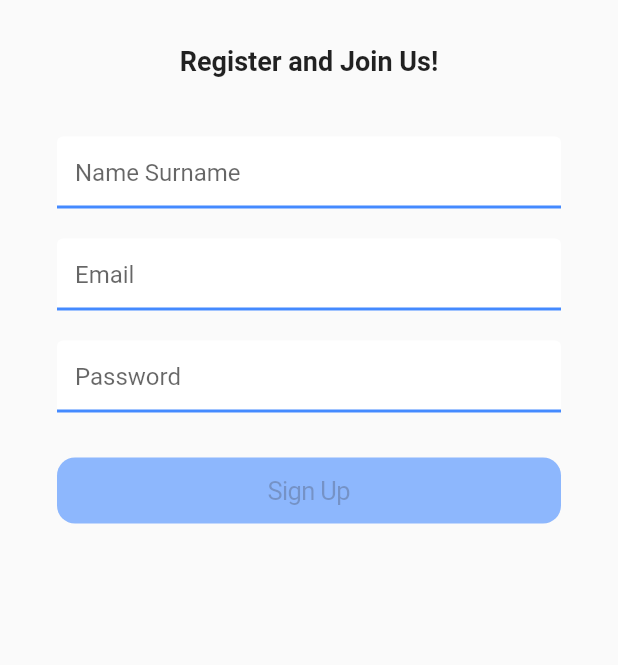
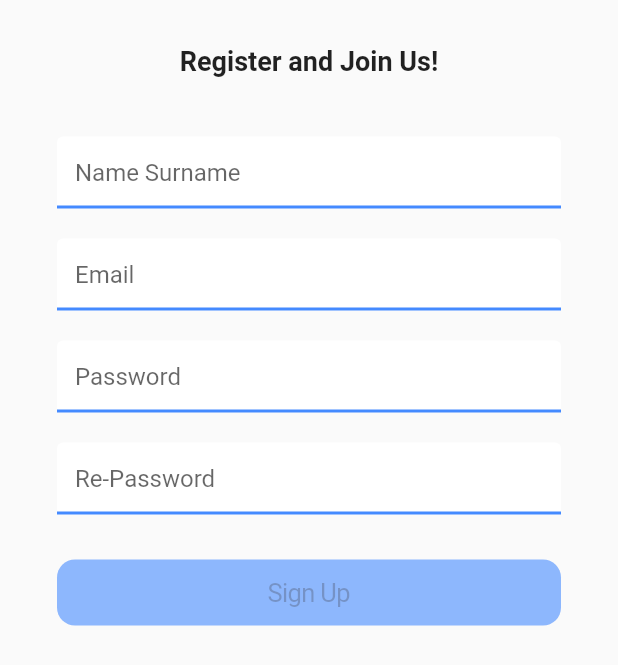
Before and after one commit to alperefesahin/cubit_login, a Flutter app: the SignUpPage screen opened directly, on a phone screen of 412 x 824 dp. Shown: the top 665 px of the screen. Run offline on Flutter 3.47's test engine with Material 2 defaults, Android fonts, the phone set to English and light mode, and no system bars; our stand-ins replace bloc, firebase_auth, firebase_core, flutter_bloc, flutter_signin_button, formz and 2 more; missing offline and left inert: cloud_firestore_web, firebase_auth_oauth, firebase_auth_oauth_web, firebase_auth_web, firebase_core_web, flow_builder and 1 more; accounts and stored records are empty.

Commit message:
Create re-password feature

```diff
--- a/lib/application/cubit/sign_up/sign_up_cubit.dart
+++ b/lib/application/cubit/sign_up/sign_up_cubit.dart
@@ -2,6 +2,7 @@ import 'package:bloc/bloc.dart';
 import 'package:bloc_login/domain/auth_models/email.dart';
 import 'package:bloc_login/domain/auth_models/name.dart';
 import 'package:bloc_login/domain/auth_models/password.dart';
+import 'package:bloc_login/domain/auth_models/re_password.dart';
 import 'package:firebase_auth/firebase_auth.dart';
 import 'package:flutter/services.dart';
 import 'package:formz/formz.dart';
@@ -19,7 +20,8 @@ class SignUpCubit extends Cubit<SignUpState> {
     final email = Email.dirty(value);
     emit(state.copyWith(
       email: email,
-      status: Formz.validate([state.name, email, state.password]),
+      status:
+          Formz.validate([state.name, email, state.password, state.rePassword]),
     ));
   }
 
@@ -27,7 +29,17 @@ class SignUpCubit extends Cubit<SignUpState> {
     final password = Password.dirty(value);
     emit(state.copyWith(
       password: password,
-      status: Formz.validate([state.name, state.email, password]),
+      status:
+          Formz.validate([state.name, state.email, password, state.rePassword]),
+    ));
+  }
+
+  void rePasswordChanged(String value) {
+    final rePassword = RePassword.dirty(value);
+    emit(state.copyWith(
+      rePassword: rePassword,
+      status:
+          Formz.validate([state.name, state.email, state.password, rePassword]),
     ));
   }
 
--- a/lib/application/cubit/sign_up/sign_up_state.dart
+++ b/lib/application/cubit/sign_up/sign_up_state.dart
@@ -2,10 +2,16 @@ part of 'sign_up_cubit.dart';
 
 @freezed
 class SignUpState with _$SignUpState {
+  const SignUpState._();
+
   const factory SignUpState.initial(
       {@Default(Email.pure()) Email email,
       @Default(Password.pure()) Password password,
+      @Default(RePassword.pure()) RePassword rePassword,
       @Default(FormzStatus.pure) FormzStatus status,
       @Default(Name.pure()) Name name,
       @Default('') String exceptionError}) = _Initial;
+
+  bool get isPasswordsMatch => password.value == rePassword.value;
+  bool get displaySignUpButton => status.isValidated && isPasswordsMatch;
 }
--- /dev/null
+++ b/lib/domain/auth_models/re_password.dart
@@ -0,0 +1,31 @@
+import 'package:formz/formz.dart';
+
+enum RePasswordValidationError { invalid, empty }
+
+class RePassword extends FormzInput<String, RePasswordValidationError> {
+  const RePassword.pure() : super.pure('');
+  const RePassword.dirty([String value = '']) : super.dirty(value);
+
+  static final _rePasswordRegExp = RegExp(r'^[A-Za-z\d@$!%*?&]{8,}$');
+
+  @override
+  RePasswordValidationError? validator(String value) {
+    if (value.isEmpty) {
+      return RePasswordValidationError.empty;
+    }
+    return _rePasswordRegExp.hasMatch(value)
+        ? null
+        : RePasswordValidationError.invalid;
+  }
+}
+
+extension Explanation on RePasswordValidationError {
+  String? get name {
+    switch (this) {
+      case RePasswordValidationError.invalid:
+        return "Invalid condition";
+      default:
+        return null;
+    }
+  }
+}
--- a/lib/presentation/forms/sign_up_form.dart
+++ b/lib/presentation/forms/sign_up_form.dart
@@ -37,6 +37,7 @@ class SignUpForm extends StatelessWidget {
                         NameInputField(),
                         EmailInputField(),
                         PasswordInputField(),
+                        RePasswordInputField(),
                         SignUp(),
                       ],
                     ),
--- a/lib/presentation/widgets/sign_up_page_widgets.dart
+++ b/lib/presentation/widgets/sign_up_page_widgets.dart
@@ -1,4 +1,3 @@
-
 import 'package:bloc_login/application/cubit/sign_up/sign_up_cubit.dart';
 import 'package:bloc_login/domain/auth_models/auth_text_field.dart';
 import 'package:bloc_login/domain/auth_models/email.dart';
@@ -65,6 +64,23 @@ Widget PasswordInputField() {
   );
 }
 
+Widget RePasswordInputField() {
+  return BlocBuilder<SignUpCubit, SignUpState>(
+    buildWhen: (previous, current) => previous.password != current.password,
+    builder: (context, state) {
+      return AuthTextField(
+        padding: const EdgeInsets.symmetric(vertical: 10),
+        hint: 'Re-Password',
+        isPasswordField: true,
+        keyboardType: TextInputType.text,
+        error: state.password.error?.name,
+        onChanged: (rePassword) =>
+            context.read<SignUpCubit>().rePasswordChanged(rePassword),
+      );
+    },
+  );
+}
+
 Widget SignUp() {
   return BlocBuilder<SignUpCubit, SignUpState>(
     buildWhen: (previous, current) => previous.status != current.status,
```
Also changed, not shown: lib/application/cubit/sign_up/sign_up_cubit.freezed.dart, 1 other file.
